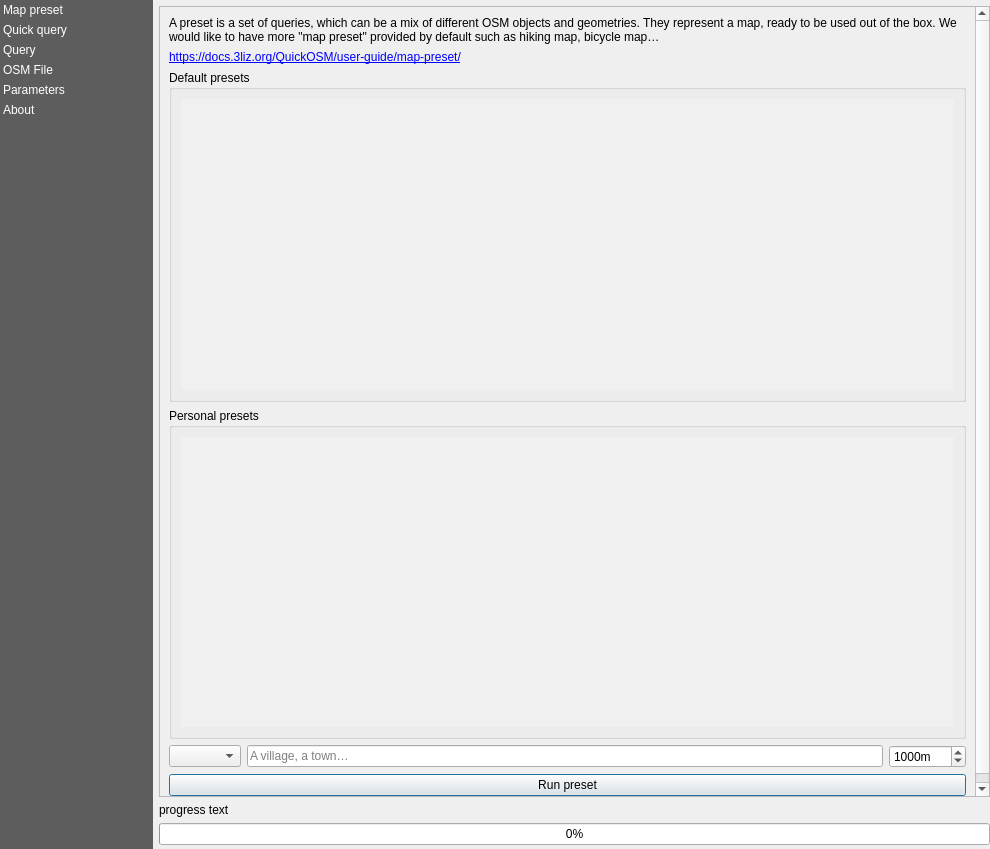
Old version of the form QuickOSM/resources/ui/main_window.ui in the repository 3liz/QuickOSM.
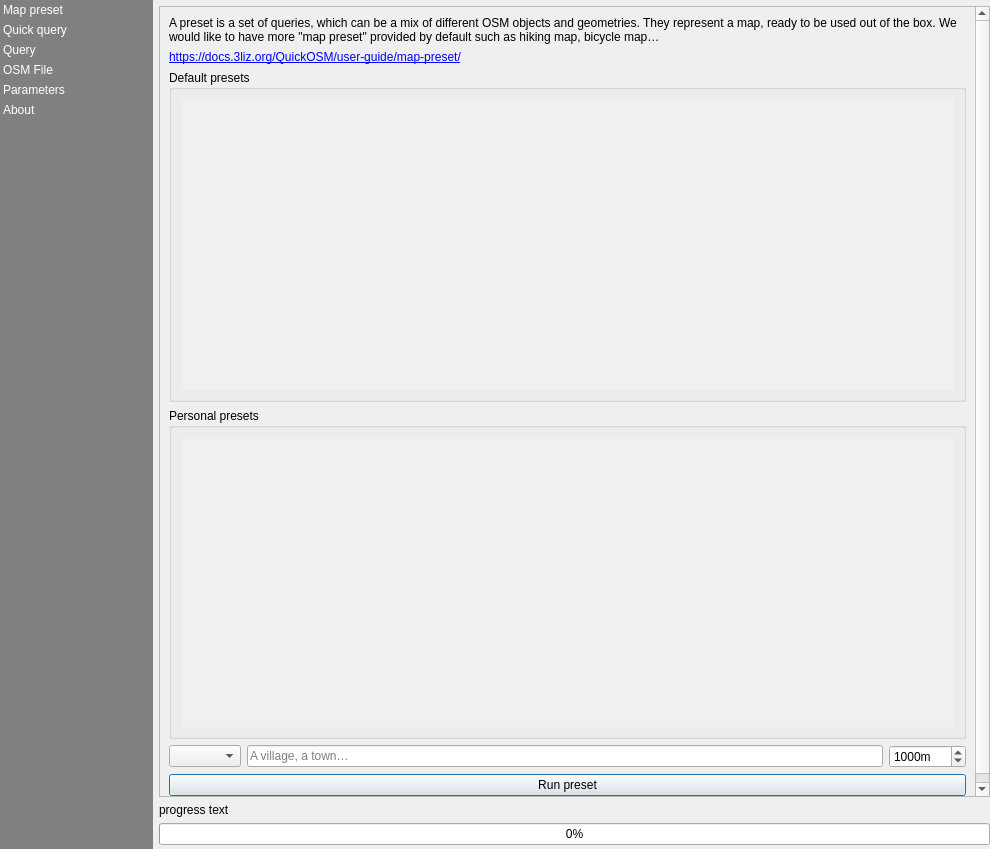
New version of the form. Custom widgets are drawn as their Qt base class.

Commit message:
Change background color of QListWidget to grey
changed the bachground color to not wash out the text.

What changed in the file:
```diff
--- a/QuickOSM/resources/ui/main_window.ui
+++ b/QuickOSM/resources/ui/main_window.ui
@@ -57,7 +57,7 @@
      </property>
      <property name="styleSheet">
       <string notr="true">QListWidget{
-	background-color: rgb(69, 69, 69, 220);
+	background-color: grey;
 	outline: 0;
 }
 QListWidget::item {
```
